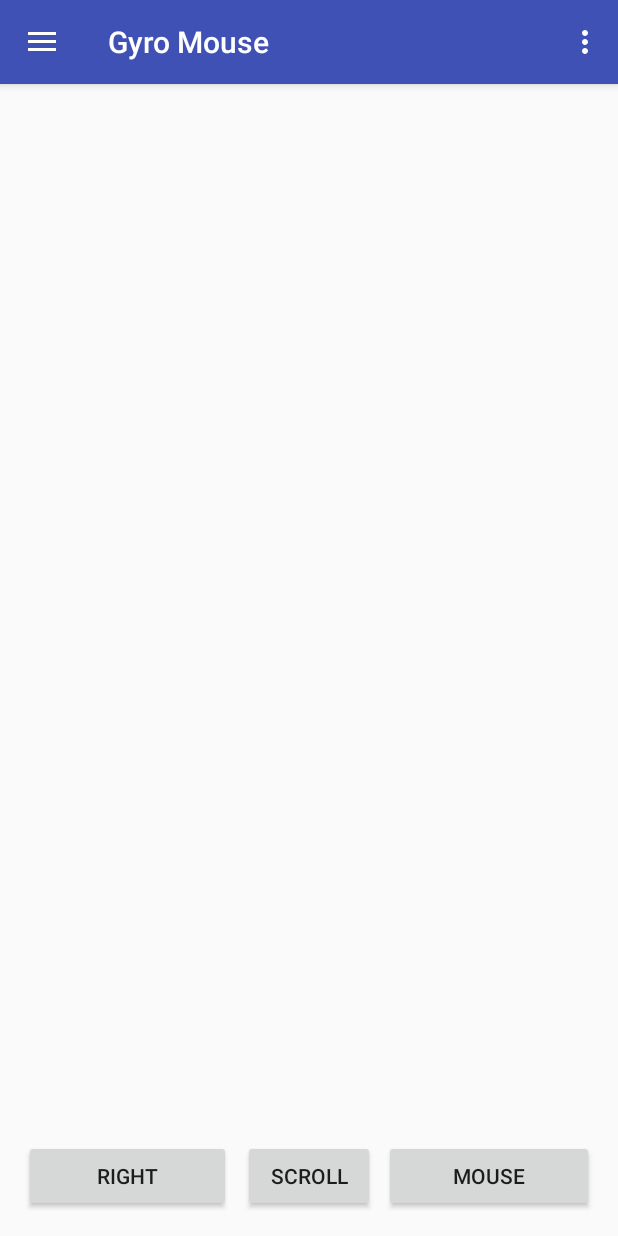
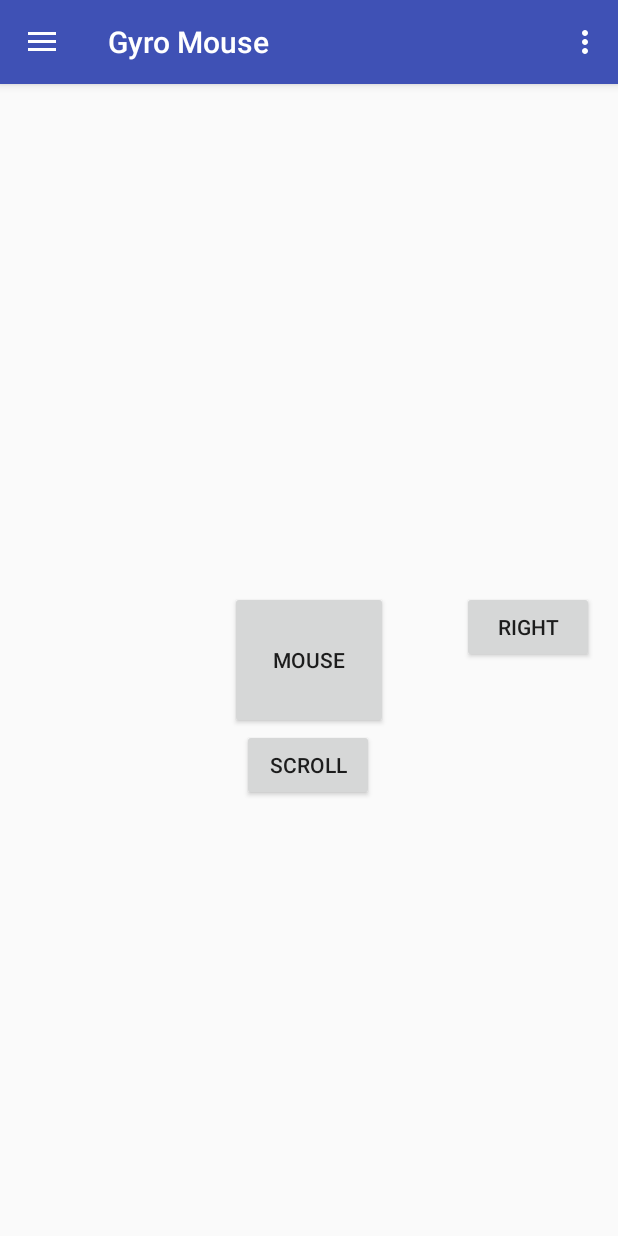
Before and after one commit to iarks/gyro-mouse, an Android app: the screen it shows after launch (MainActivity), on a phone screen of 412 x 824 dp. Run offline under Robolectric (Android 15) with nearby library versions, the light colour scheme and no system bars.

Commit message:
add codes to handle scroll and right clicks

```diff
--- a/app/src/main/java/iarks/org/bitbucket/gyromouse/Mouse.java
+++ b/app/src/main/java/iarks/org/bitbucket/gyromouse/Trackpad.java
@@ -1,8 +1,4 @@
 package iarks.org.bitbucket.gyromouse;
-
-/**
- * Created by Arkadeep on 03-Aug-17.
- */
 
 import android.content.Context;
 import android.hardware.Sensor;
@@ -20,11 +16,11 @@ import java.text.DecimalFormat;
 import java.util.concurrent.BlockingQueue;
 
 
-class Mouse implements Runnable
+class Trackpad implements Runnable
 {
 
 
-    private final BlockingQueue<String> blockingQueue;
+    private final BlockingQueue<String> sharedQueue;
 
     private Context mContext;
     private SensorManager mSensorManager = null;
@@ -49,9 +45,9 @@ class Mouse implements Runnable
 
     private DecimalFormat df = new DecimalFormat("0.00");
 
-    Mouse(BlockingQueue<String> bq,Context context)
+    Trackpad(BlockingQueue<String> bq, Context context)
     {
-        this.blockingQueue = bq;
+        this.sharedQueue = bq;
         this.mContext = context;
         try{
         clientSocket =new DatagramSocket();
@@ -73,9 +69,9 @@ class Mouse implements Runnable
         mHandlerThread.start();
         Handler handler = new Handler(mHandlerThread.getLooper());
 
-        synchronized (blockingQueue) {
+        synchronized (sharedQueue) {
             try {
-                blockingQueue.put("{\"X\":" + "\"" + "EOT" + "\"," + "\"Y\":\"" + 0.00 + "\"}" + "\0");
+                sharedQueue.put("{\"X\":" + "\"" + "EOT" + "\"," + "\"Y\":\"" + 0.00 + "\"}" + "\0");
                 deltas=null;
             } catch (InterruptedException e) {
                 e.printStackTrace();
@@ -91,7 +87,7 @@ class Mouse implements Runnable
                 float directionX = 0.0f;
                 float directionY = 0.0f;
 
-                Log.e("Mouse", "THIS THREAD RIGHT HERE!");
+                Log.e("Trackpad", "THIS THREAD RIGHT HERE!");
 
                 float[] deltaOrientation = new float[9];
                 deltaOrientation[0] = 1;
@@ -168,9 +164,9 @@ class Mouse implements Runnable
 
                 data = deltas.getBytes();
 
-                synchronized (blockingQueue) {
+                synchronized (sharedQueue) {
                     try {
-                        blockingQueue.put(deltas);
+                        sharedQueue.put(deltas);
                         deltas=null;
                     } catch (InterruptedException e) {
                         e.printStackTrace();
@@ -190,9 +186,9 @@ class Mouse implements Runnable
     public void cleanThread()
     {
 
-//        synchronized (blockingQueue) {
+//        synchronized (sharedQueue) {
 //            try {
-//                blockingQueue.put("{\"X\":" + "\"" + "EOT" + "\"," + "\"Y\":\"" + 0.00 + "\"}" + "\0");
+//                sharedQueue.put("{\"X\":" + "\"" + "EOT" + "\"," + "\"Y\":\"" + 0.00 + "\"}" + "\0");
 //                deltas=null;
 //            } catch (InterruptedException e) {
 //                e.printStackTrace();
@@ -212,3 +208,127 @@ class Mouse implements Runnable
     }
 
 }
+
+class ScrollWheel implements Runnable
+{
+
+
+    private final BlockingQueue<String> sharedQueue;
+    private Context mContext;
+    private SensorManager mSensorManager = null;
+    private Sensor mSensor;
+    private SensorEventListener mListener;
+    private HandlerThread mHandlerThread;
+    private String deltas=null;
+    private boolean firstVal=true;
+
+
+
+    private DatagramSocket clientSocket;
+    private InetAddress IPAddress;
+    private int port = 49443;
+    private byte[] data;
+
+    private final float NS2S = 1.0f / 1000000000.0f;
+    private final float[] deltaRotationVector = new float[4];
+    private float timestamp;
+    public static final float EPSILON = 0.000000001f;
+
+
+    private DecimalFormat df = new DecimalFormat("0.00");
+
+    ScrollWheel(BlockingQueue<String> bq,Context context)
+    {
+        this.sharedQueue = bq;
+        this.mContext = context;
+        try{
+            clientSocket =new DatagramSocket();
+            IPAddress = InetAddress.getByName("192.168.1.40");}
+        catch (Exception e)
+        {
+
+        }
+    }
+
+    @Override
+    public void run()
+    {
+        Log.e("Thread Name", Thread.currentThread().getName()+ "THIS THREAD RIGHT HERE!");
+        Looper.prepare();
+        mSensorManager = (SensorManager) mContext.getSystemService(Context.SENSOR_SERVICE);
+        mSensor = mSensorManager.getDefaultSensor(Sensor.TYPE_GRAVITY);
+        mHandlerThread = new HandlerThread("AccelerometerLogListener");
+        mHandlerThread.start();
+        Handler handler = new Handler(mHandlerThread.getLooper());
+
+//        synchronized (sharedQueue) {
+//            try {
+//                sharedQueue.put("{\"X\":" + "\"" + "EOT" + "\"," + "\"Y\":\"" + 0.00 + "\"}" + "\0");
+//                deltas=null;
+//            } catch (InterruptedException e) {
+//                e.printStackTrace();
+//            }
+//        }
+
+        mListener = new SensorEventListener()
+        {
+            @Override
+            public void onSensorChanged(SensorEvent event)
+            {
+                Log.e("Mouse", "THIS THREAD RIGHT HERE!");
+
+                float[] deltaOrientation = new float[9];
+                deltaOrientation[0] = 1;
+                deltaOrientation[4] = 1;
+                deltaOrientation[8] = 1;
+                DecimalFormat df = new DecimalFormat("0.00");
+
+                double x, y, z;
+                final float dT = (event.timestamp - timestamp) * NS2S;
+
+                // Axis of the rotation sample, not normalized yet.
+                float axisX = event.values[0];
+                float axisY = event.values[1];
+                float axisZ = event.values[2];
+
+                y = axisY;
+
+                deltas = "{\"X\":" + "\"" + "S" + "\"," + "\"Y\":\"" + df.format(y) + "\"}" + "\0";
+
+//                data = deltas.getBytes();
+
+                synchronized (sharedQueue) {
+                    try {
+                        sharedQueue.put(deltas);
+                        deltas=null;
+                    } catch (InterruptedException e) {
+                        e.printStackTrace();
+                    }
+                }
+            }
+
+            @Override
+            public void onAccuracyChanged(Sensor sensor, int accuracy) {
+
+            }
+        };
+        mSensorManager.registerListener(mListener,mSensor,SensorManager.SENSOR_DELAY_UI,handler);
+        Looper.loop();
+    }
+
+    public void cleanThread()
+    {
+
+        //Unregister the listener
+        if (mSensorManager != null) {
+            mSensorManager.unregisterListener(mListener);
+        }
+
+        if (mHandlerThread.isAlive())
+            mHandlerThread.quitSafely();
+
+        deltas=null;
+        firstVal=true;
+    }
+
+}
--- a/app/src/main/res/layout/content_main.xml
+++ b/app/src/main/res/layout/content_main.xml
@@ -6,50 +6,45 @@
     android:layout_height="match_parent"
     app:layout_behavior="@string/appbar_scrolling_view_behavior"
     tools:context="iarks.org.bitbucket.gyromouse.MainActivity"
-    tools:showIn="@layout/app_bar_main">
+    tools:showIn="@layout/app_bar_main"
+    tools:layout_editor_absoluteY="81dp"
+    tools:layout_editor_absoluteX="0dp">
 
     <Button
         android:id="@+id/buttonMouse"
-        android:layout_width="0dp"
-        android:layout_height="48dp"
+        android:layout_width="105dp"
+        android:layout_height="92dp"
         android:text="Mouse"
+        tools:layout_constraintTop_creator="1"
         tools:layout_constraintRight_creator="1"
         tools:layout_constraintBottom_creator="1"
-        android:layout_marginStart="6dp"
         app:layout_constraintBottom_toBottomOf="parent"
-        android:layout_marginEnd="16dp"
         app:layout_constraintRight_toRightOf="parent"
         tools:layout_constraintLeft_creator="1"
-        android:layout_marginBottom="16dp"
-        app:layout_constraintLeft_toRightOf="@+id/buttonScroll"
-        app:layout_constraintHorizontal_bias="1.0" />
+        app:layout_constraintLeft_toLeftOf="parent"
+        app:layout_constraintTop_toTopOf="parent" />
 
     <Button
         android:id="@+id/buttonScroll"
         android:layout_width="88dp"
         android:layout_height="48dp"
         android:text="Scroll"
-        tools:layout_constraintRight_creator="1"
-        app:layout_constraintRight_toRightOf="parent"
-        app:layout_constraintBaseline_toBaselineOf="@+id/buttonMouse"
-        tools:layout_constraintBaseline_creator="1"
+        tools:layout_constraintTop_creator="1"
+        android:layout_marginStart="8dp"
+        app:layout_constraintTop_toBottomOf="@+id/buttonMouse"
         tools:layout_constraintLeft_creator="1"
-        app:layout_constraintLeft_toLeftOf="parent" />
+        app:layout_constraintLeft_toLeftOf="@+id/buttonMouse" />
 
     <Button
         android:id="@+id/buttonRight"
         android:layout_width="0dp"
         android:layout_height="48dp"
         android:text="Right"
-        app:layout_constraintRight_toLeftOf="@+id/buttonScroll"
+        android:layout_marginEnd="16dp"
+        tools:layout_constraintTop_creator="1"
         tools:layout_constraintRight_creator="1"
-        android:layout_marginStart="16dp"
-        android:layout_marginEnd="8dp"
-        app:layout_constraintBaseline_toBaselineOf="@+id/buttonScroll"
-        tools:layout_constraintBaseline_creator="1"
-        tools:layout_constraintLeft_creator="1"
-        app:layout_constraintLeft_toLeftOf="parent"
-        app:layout_constraintHorizontal_bias="0.0" />
+        app:layout_constraintRight_toRightOf="parent"
+        app:layout_constraintTop_toTopOf="@+id/buttonMouse" />
 
 
 </android.support.constraint.ConstraintLayout>
```
Also changed, not shown: app/src/main/java/iarks/org/bitbucket/gyromouse/MainActivity.java (+23 -5 lines).
